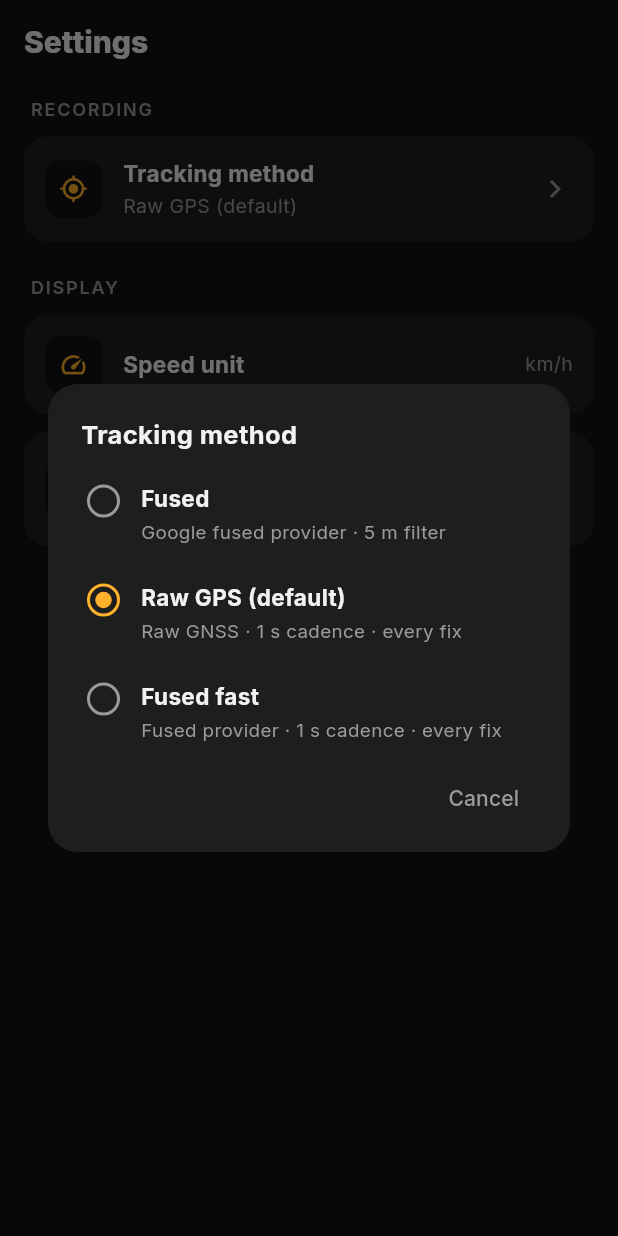
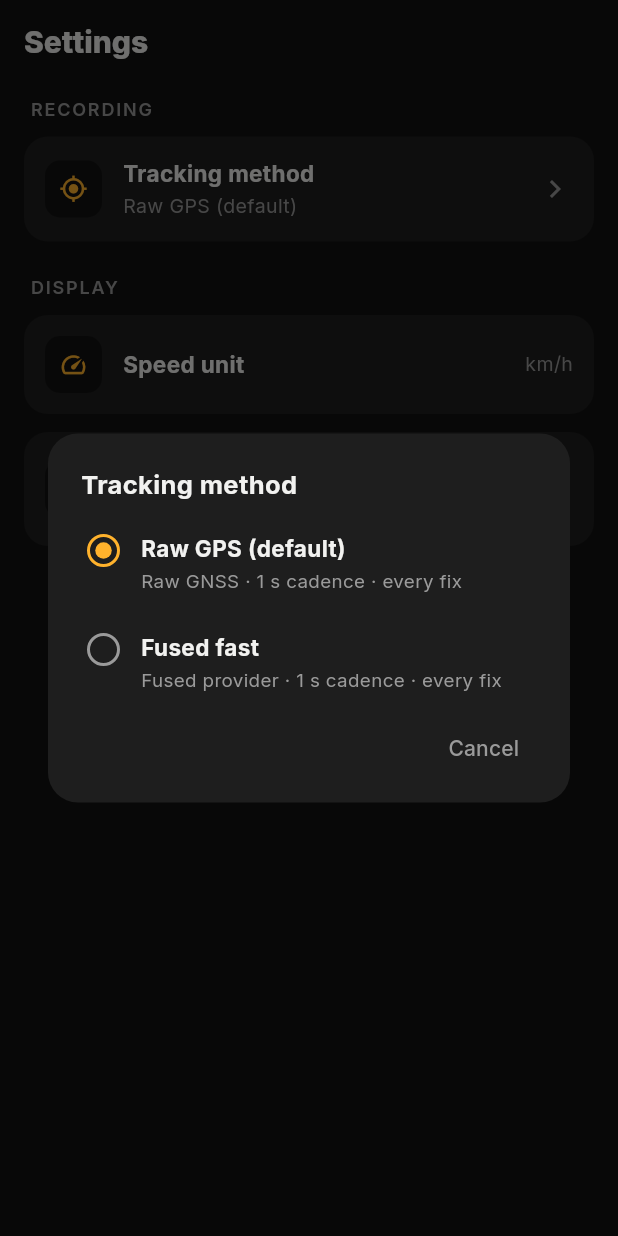
Before and after one commit to nabhanibrhm/rollingbike, a Flutter app: the SettingsScreen screen opened directly, after a tap on "Tracking method", on a phone screen of 412 x 824 dp. Run offline on Flutter 3.47's test engine with Material 3 defaults, Android fonts, the phone set to English and light mode, and no system bars; our stand-ins replace fl_chart, flutter_map, flutter_riverpod, geocoding, geolocator, isar_community and 2 more; missing offline and left inert: flutter_background_service; accounts and stored records are empty; generated files the repository leaves out were written again.

Commit message:
[REFACTOR] drop the plain fused GPS pipeline
Raw won the data-quality comparison and the guards are source-independent,
so retire the original 5m-filtered fused provider. Tracking method is now
raw (default) vs fused_fast. fromTag() folds the retired 'fused' tag back
to raw, so old rides and any stale setting migrate cleanly.

```diff
--- a/lib/services/location_source.dart
+++ b/lib/services/location_source.dart
@@ -2,37 +2,33 @@ import 'package:geolocator/geolocator.dart';
 
 /// Which GPS pipeline a ride is recorded with. This is a temporary A/B testing
 /// switch — the loser will be deleted once we've decided which behaves better
-/// for real motorcycle riding.
+/// for real motorcycle riding. (The original 5 m-filtered `fused` provider has
+/// already been dropped; the comparison is now raw vs fusedFast.)
 ///
-/// - [fused]: geolocator's default (Google Play Services *fused* provider),
-///   with a 5 m distance filter — the app's original behaviour.
 /// - [raw]: geolocator forced onto the Android *LocationManager* (`GPS_PROVIDER`,
 ///   pure GNSS, no Play Services fusion), polling ~1 Hz with no distance filter
 ///   so we see every fix the chip produces.
 /// - [fusedFast]: the *fused* provider (Play Services sensor fusion, poor-signal
-///   help) but at raw's fast cadence — 1 s interval, no distance filter. Tests
-///   whether fused's coarseness was the 5 m filter rather than the provider.
+///   help) but at raw's fast cadence — 1 s interval, no distance filter.
 enum LocationSourceKind {
-  fused,
   raw,
   fusedFast;
 
   /// Short stable tag persisted on the ride and shown in diagnostics.
   String get tag => switch (this) {
-        LocationSourceKind.fused => 'fused',
         LocationSourceKind.raw => 'raw',
         LocationSourceKind.fusedFast => 'fused_fast',
       };
 
   /// Human label for the picker / summary.
   String get label => switch (this) {
-        LocationSourceKind.fused => 'Fused',
         LocationSourceKind.raw => 'Raw GPS (default)',
         LocationSourceKind.fusedFast => 'Fused fast',
       };
 
+  /// Maps a persisted tag back to a kind. Unknown tags — including the retired
+  /// `'fused'` — fall back to [raw] (the default/committed pipeline).
   static LocationSourceKind fromTag(String? tag) => switch (tag) {
-        'fused' => LocationSourceKind.fused,
         'fused_fast' => LocationSourceKind.fusedFast,
         _ => LocationSourceKind.raw,
       };
@@ -87,16 +83,9 @@ abstract class LocationSource {
   Stream<GpsFix> positions();
 
   static LocationSource forKind(LocationSourceKind kind) => switch (kind) {
-        LocationSourceKind.fused => _GeolocatorSource(_fusedSettings),
         LocationSourceKind.raw => _GeolocatorSource(_rawSettings),
         LocationSourceKind.fusedFast => _GeolocatorSource(_fusedFastSettings),
       };
-
-  /// Original behaviour: fused provider, 5 m distance filter to suppress jitter.
-  static final LocationSettings _fusedSettings = LocationSettings(
-    accuracy: LocationAccuracy.best,
-    distanceFilter: 5,
-  );
 
   /// Raw GNSS: force the LocationManager (`GPS_PROVIDER`), poll ~1 Hz, and take
   /// every fix (no distance filter) so we can measure the chip's true cadence.
@@ -109,7 +98,7 @@ abstract class LocationSource {
 
   /// Fused provider (Play Services fusion) at raw's fast cadence: 1 s interval,
   /// no distance filter. `forceLocationManager: false` keeps the fused provider;
-  /// this isolates "provider" from "cadence" vs the original [_fusedSettings].
+  /// pairs the fused provider with raw's fast, unfiltered cadence.
   static final LocationSettings _fusedFastSettings = AndroidSettings(
     accuracy: LocationAccuracy.best,
     forceLocationManager: false,
--- a/lib/ui/settings_screen.dart
+++ b/lib/ui/settings_screen.dart
@@ -48,7 +48,6 @@ class _SettingsScreenState extends ConsumerState<SettingsScreen> {
   Future<LocationSourceKind?> _showGpsSourcePicker(LocationSourceKind current) {
     final cx = AppColors.of(context);
     const descriptions = {
-      LocationSourceKind.fused: 'Google fused provider · 5 m filter',
       LocationSourceKind.raw: 'Raw GNSS · 1 s cadence · every fix',
       LocationSourceKind.fusedFast: 'Fused provider · 1 s cadence · every fix',
     };
```
Also changed, not shown: lib/data/models/ride.dart (+4 -3 lines).
